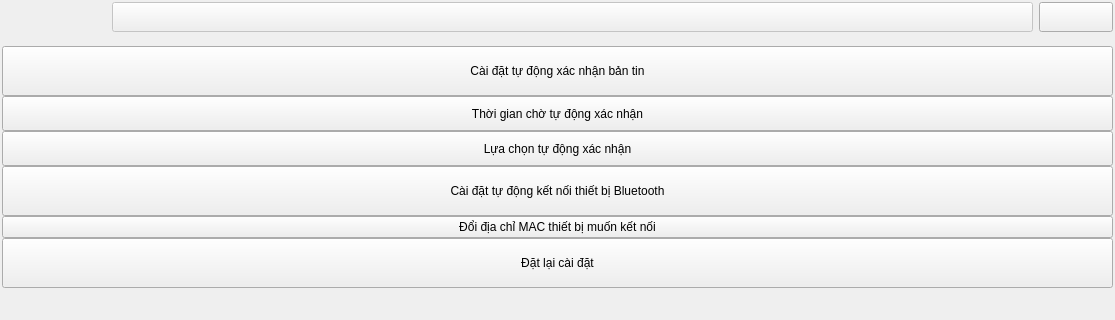
The window that setting.ui (holy36/SPEEDCAM) describes before a commit, drawn with Qt 5; both pictures show x 0 to 1115 and y 0 to 320 of the 1115 by 824 pixel window.
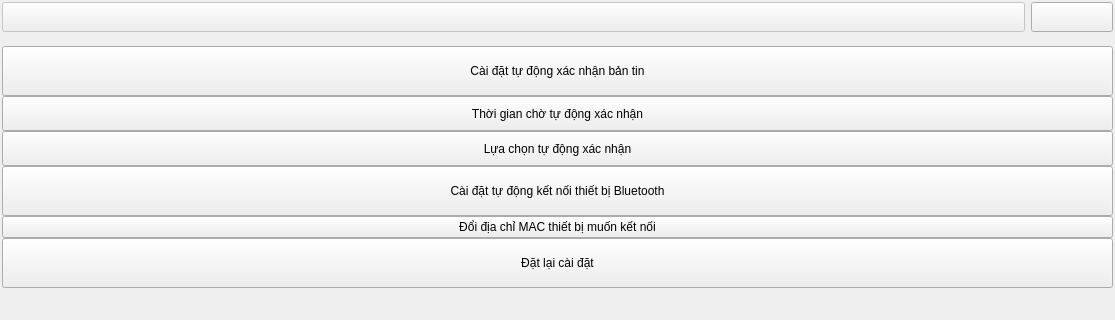
The same window after the commit.

The edit to the form file:
```diff
--- a/setting.ui
+++ b/setting.ui
@@ -39,23 +39,10 @@
     <item row="2" column="3">
      <layout class="QVBoxLayout" name="verticalLayout_2" stretch="0,18">
       <item>
-       <layout class="QHBoxLayout" name="horizontalLayout_3" stretch="0,25,2">
+       <layout class="QHBoxLayout" name="horizontalLayout_3" stretch="25,2">
         <property name="spacing">
          <number>6</number>
         </property>
-        <item>
-         <spacer name="horizontalSpacer">
-          <property name="orientation">
-           <enum>Qt::Horizontal</enum>
-          </property>
-          <property name="sizeHint" stdset="0">
-           <size>
-            <width>110</width>
-            <height>20</height>
-           </size>
-          </property>
-         </spacer>
-        </item>
         <item>
          <widget class="QPushButton" name="bground">
           <property name="enabled">
```
